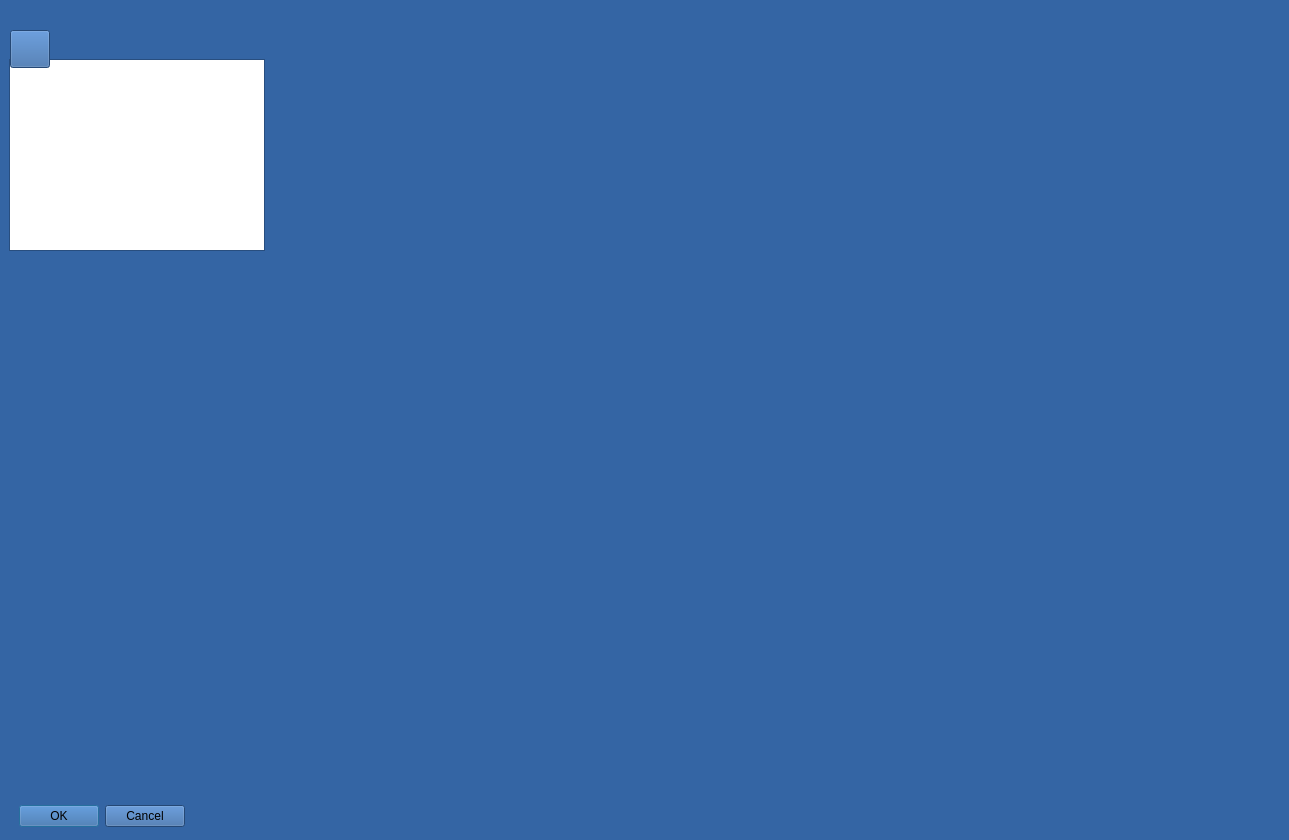
The window that spodyDialog.ui (militia11/shoes) describes before a commit, drawn with Qt 5.
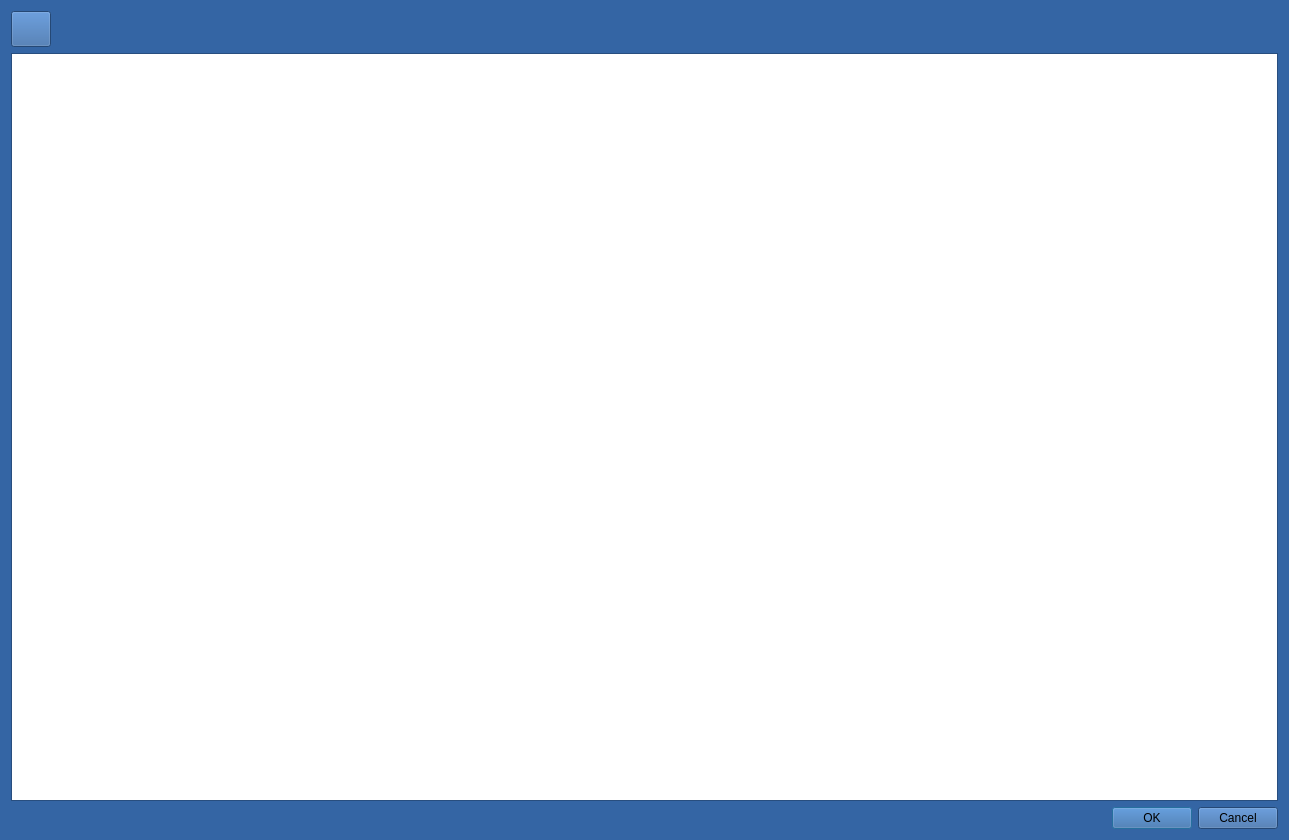
The same window after the commit. Icons and pictures are not drawn.

The edit to the form file:
```diff
--- a/spodyDialog.ui
+++ b/spodyDialog.ui
@@ -428,50 +428,8 @@
   <property name="windowTitle">
    <string>Dialog</string>
   </property>
-  <widget class="QTableView" name="tableView">
-   <property name="geometry">
-    <rect>
-     <x>9</x>
-     <y>59</y>
-     <width>256</width>
-     <height>192</height>
-    </rect>
-   </property>
-   <property name="alternatingRowColors">
-    <bool>true</bool>
-   </property>
-   <property name="selectionMode">
-    <enum>QAbstractItemView::ExtendedSelection</enum>
-   </property>
-   <property name="selectionBehavior">
-    <enum>QAbstractItemView::SelectRows</enum>
-   </property>
-  </widget>
-  <widget class="QDialogButtonBox" name="buttonBox">
-   <property name="geometry">
-    <rect>
-     <x>9</x>
-     <y>801</y>
-     <width>176</width>
-     <height>30</height>
-    </rect>
-   </property>
-   <property name="orientation">
-    <enum>Qt::Horizontal</enum>
-   </property>
-   <property name="standardButtons">
-    <set>QDialogButtonBox::Cancel|QDialogButtonBox::Ok</set>
-   </property>
-  </widget>
-  <widget class="QWidget" name="layoutWidget">
-   <property name="geometry">
-    <rect>
-     <x>10</x>
-     <y>30</y>
-     <width>96</width>
-     <height>38</height>
-    </rect>
-   </property>
+  <layout class="QVBoxLayout" name="verticalLayout">
+   <item>
    <layout class="QHBoxLayout" name="horizontalLayout">
     <item>
      <widget class="QPushButton" name="pushButton_2">
@@ -519,7 +477,31 @@
      </spacer>
     </item>
    </layout>
-  </widget>
+   </item>
+   <item>
+    <widget class="QTableView" name="tableView">
+     <property name="alternatingRowColors">
+      <bool>true</bool>
+     </property>
+     <property name="selectionMode">
+      <enum>QAbstractItemView::ExtendedSelection</enum>
+     </property>
+     <property name="selectionBehavior">
+      <enum>QAbstractItemView::SelectRows</enum>
+     </property>
+    </widget>
+   </item>
+   <item>
+    <widget class="QDialogButtonBox" name="buttonBox">
+     <property name="orientation">
+      <enum>Qt::Horizontal</enum>
+     </property>
+     <property name="standardButtons">
+      <set>QDialogButtonBox::Cancel|QDialogButtonBox::Ok</set>
+     </property>
+    </widget>
+   </item>
+  </layout>
  </widget>
  <resources>
   <include location="zasoby.qrc"/>
```
Left out of the diff: 37 changed lines with no effect on the pictures. Lines whose indentation alone changed are shown as unchanged.
